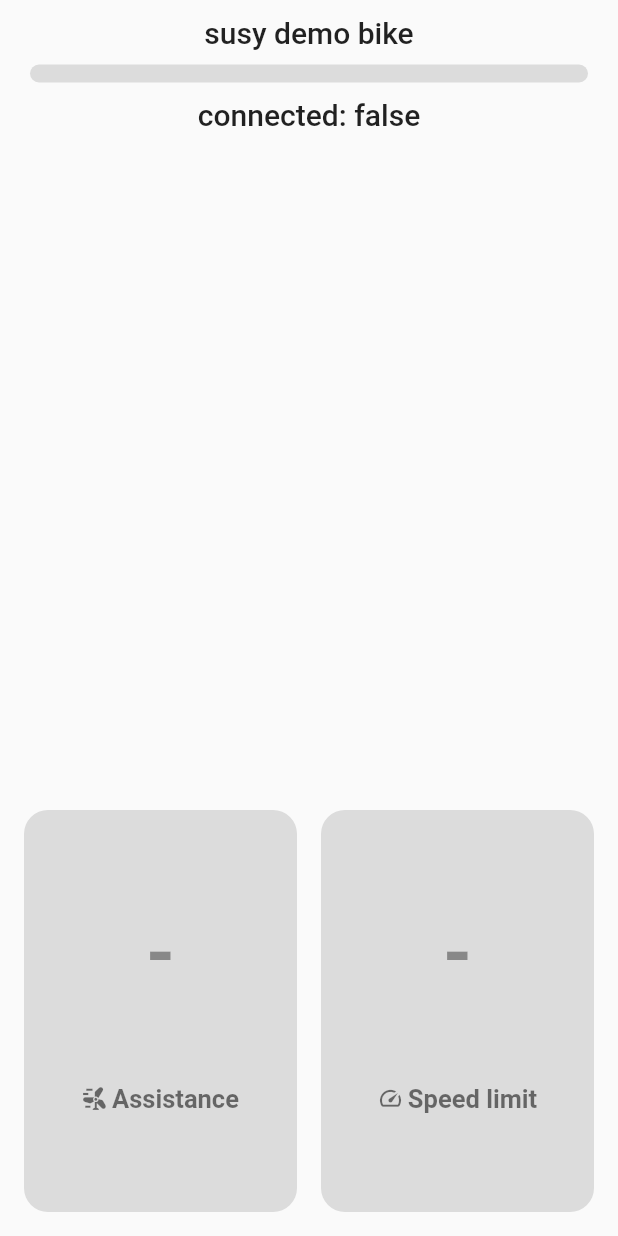
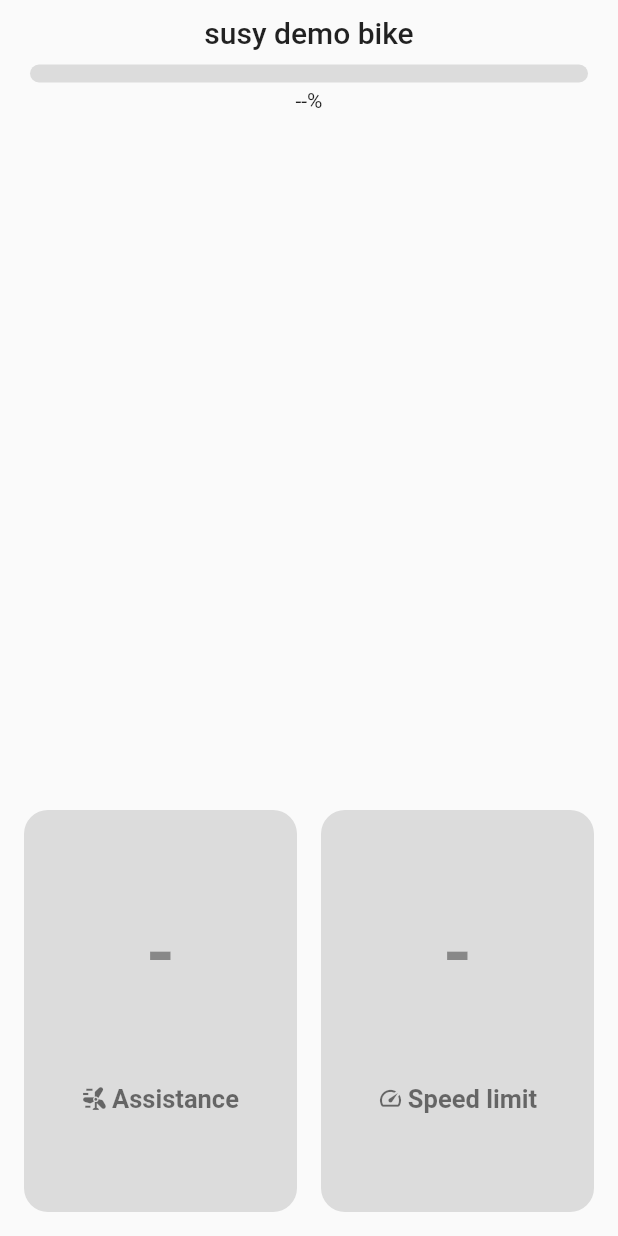
Before and after one commit to mjarkk/vanmoof-web-controller, a Flutter app: the Home screen opened by its route, on a phone screen of 412 x 824 dp. Run offline on Flutter 3.47's test engine with Material 2 defaults, Android fonts, the phone set to English and light mode, and no system bars; our stand-ins replace dio, email_validator, flutter_blue_plus, flutter_secure_storage, hex, hive and 1 more; missing offline and left inert: animated_fractionally_sized_box, pointycastle; accounts and stored records are empty.

Commit message:
add battery percentage

```diff
--- a/app/lib/widgets/home_bikes_view/battery.dart
+++ b/app/lib/widgets/home_bikes_view/battery.dart
@@ -49,11 +49,17 @@ class BatteryIndicator extends StatelessWidget {
                 color: progressColor,
                 borderRadius: BorderRadius.circular(halfHeight),
               ),
-              child: const Align(
-                alignment: Alignment.centerRight,
-                child: Text('50%'),
-              ),
             ),
+          ),
+        ),
+        Padding(
+          padding: const EdgeInsets.only(top: 4),
+          child: Row(
+            mainAxisAlignment: MainAxisAlignment.center,
+            children: [
+              Text(connected ? '$percentage%' : '--%'),
+              if (charging) const Icon(Icons.bolt),
+            ],
           ),
         ),
       ],
--- a/app/lib/widgets/home_bikes_view/bike_view.dart
+++ b/app/lib/widgets/home_bikes_view/bike_view.dart
@@ -28,12 +28,6 @@ class BikeView extends StatelessWidget {
                     charging: false,
                   ),
           ),
-          Text(
-            "connected: ${bike.connection != null}",
-            key: ValueKey(bike.id),
-            textAlign: TextAlign.center,
-            style: Theme.of(context).textTheme.headline6,
-          ),
         ],
       ),
     );
```
